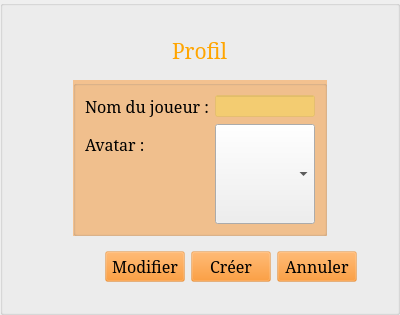
paboccard/Projet_Prog_Jeu, file StreetCar/StreetCar/ProfilMenu.ui: the form before one commit.
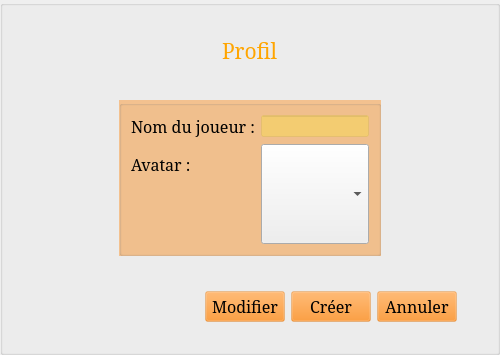
The form after the commit. Icons and pictures are not drawn.

Patch:
```diff
--- a/StreetCar/StreetCar/ProfilMenu.ui
+++ b/StreetCar/StreetCar/ProfilMenu.ui
@@ -6,8 +6,8 @@
    <rect>
     <x>0</x>
     <y>0</y>
-    <width>400</width>
-    <height>315</height>
+    <width>500</width>
+    <height>355</height>
    </rect>
   </property>
   <property name="windowTitle">
```
